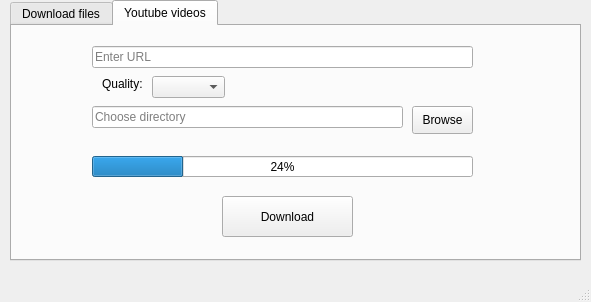
This is main.ui in aadarshchhetry/WindowsDownloadManager as Qt 5 draws it before an edit. The edited form follows.
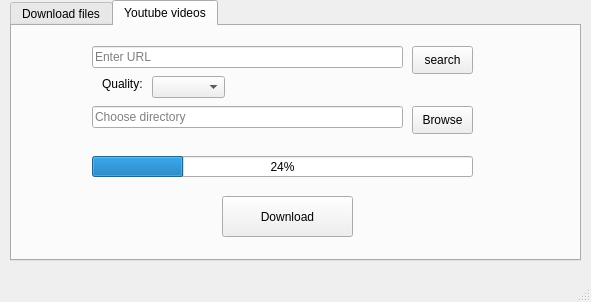
This is the edited form.

Commit message: connected MainApp to ui+download button

```diff
--- a/main.ui
+++ b/main.ui
@@ -127,7 +127,7 @@
        <rect>
         <x>80</x>
         <y>20</y>
-        <width>381</width>
+        <width>311</width>
         <height>22</height>
        </rect>
       </property>
@@ -206,6 +206,19 @@
        <string>Quality:</string>
       </property>
      </widget>
+     <widget class="QPushButton" name="pushButton_5">
+      <property name="geometry">
+       <rect>
+        <x>400</x>
+        <y>20</y>
+        <width>61</width>
+        <height>28</height>
+       </rect>
+      </property>
+      <property name="text">
+       <string>search</string>
+      </property>
+     </widget>
     </widget>
    </widget>
   </widget>
```
The commit also changes 1 other file.
